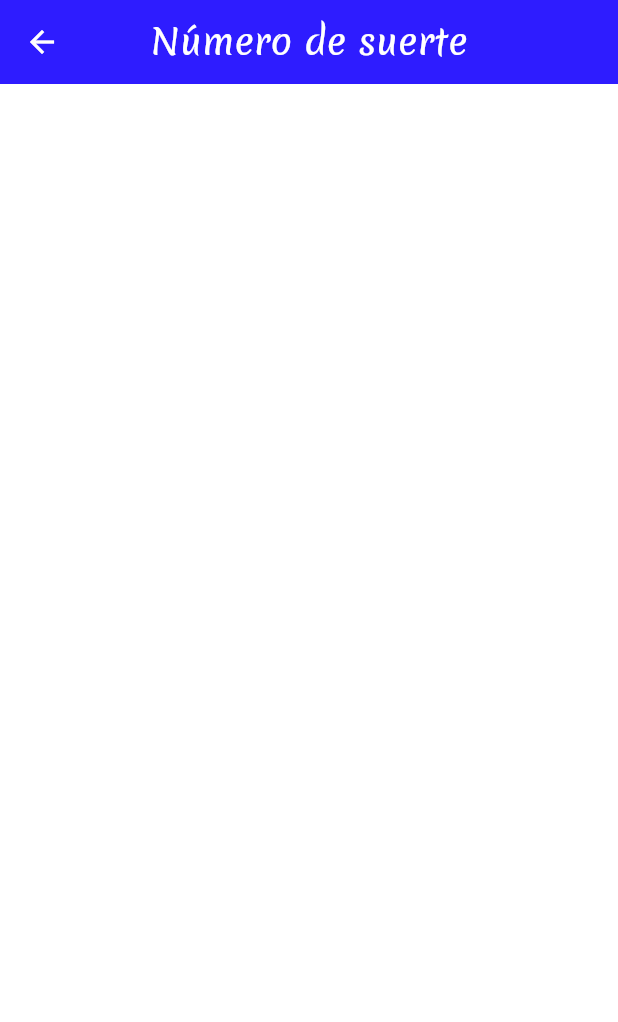
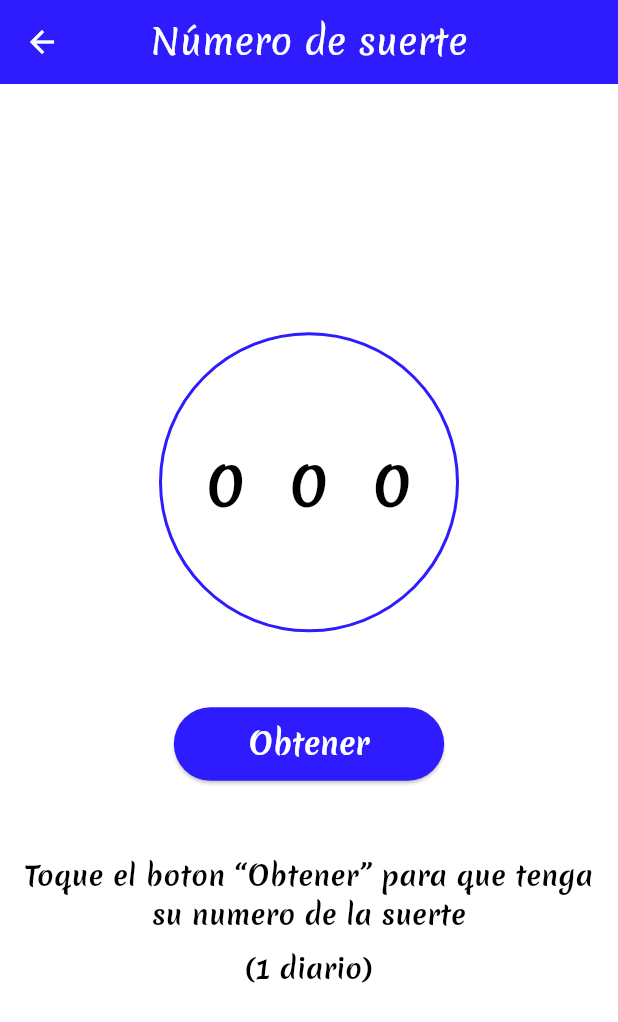
Before and after one commit to GuillermoPerez32/tu_bolitero, a Flutter app: the NumeroSuerteScreen screen opened by its route, on a phone screen of 412 x 824 dp. Shown: the top 1022 px of the screen. Run offline on Flutter 3.47's test engine with Material 3 defaults, Android fonts, the phone set to English and light mode, and no system bars; drawn by our look-alikes of flutter_animate; our stand-ins replace bloc, cached_network_image, dio, flutter_bloc, freezed_annotation, go_router and 1 more; accounts and stored records are empty.

Commit message:
luck screen

```diff
--- a/lib/main.dart
+++ b/lib/main.dart
@@ -3,6 +3,7 @@ import 'package:flutter_bloc/flutter_bloc.dart';
 import 'package:tu_bolitero/core/app.dart';
 import 'package:tu_bolitero/ui/logic/charada_clasica/charada_clasica_cubit.dart';
 import 'package:tu_bolitero/ui/logic/lottery/lottery_cubit.dart';
+import 'package:tu_bolitero/ui/logic/luck/luck_cubit.dart';
 
 void main() => runApp(MultiBlocProvider(
       providers: [
@@ -12,6 +13,9 @@ void main() => runApp(MultiBlocProvider(
         BlocProvider(
           create: (context) => CharadaClasicaCubit()..loadCharada(),
         ),
+        BlocProvider(
+          create: (context) => LuckCubit(),
+        ),
       ],
       child: const MyApp(),
     ));
--- /dev/null
+++ b/lib/ui/logic/luck/luck_cubit.dart
@@ -0,0 +1,44 @@
+import 'dart:math';
+
+import 'package:bloc/bloc.dart';
+import 'package:intl/intl.dart';
+import 'package:shared_preferences/shared_preferences.dart';
+import 'package:tu_bolitero/ui/logic/luck/luck_state.dart';
+
+class LuckCubit extends Cubit<LuckState> {
+  LuckCubit() : super(LuckState());
+
+  SharedPreferences? _prefs;
+
+  void buildLuck() async {
+    _prefs ??= await SharedPreferences.getInstance();
+    // buscar luck y date en shared preferences
+    final luck = _prefs!.getString('luck');
+    final date = _prefs!.getString('date');
+
+    // si no existe, generar un nuevo luck y date
+    if (luck == null || date == null) {
+      generateLuck();
+      return;
+    }
+
+    // si existe, verificar si el date es de hoy
+    final now = DateFormat('yyyy-MM-dd').format(DateTime.now());
+    if (date == now) {
+      // si es de hoy, retornar el luck
+      emit(LuckState(luck: luck));
+      return;
+    }
+    // si no es de hoy, generar un nuevo luck y date
+    generateLuck();
+  }
+
+  void generateLuck() {
+    final random = Random();
+    final newLuck = random.nextInt(1000);
+    final newDate = DateFormat('yyyy-MM-dd').format(DateTime.now());
+    _prefs!.setString('luck', newLuck.toString());
+    _prefs!.setString('date', newDate);
+    emit(LuckState(luck: newLuck.toString()));
+  }
+}
--- /dev/null
+++ b/lib/ui/logic/luck/luck_state.dart
@@ -0,0 +1,5 @@
+class LuckState {
+  final String? luck;
+
+  LuckState({this.luck});
+}
--- a/lib/ui/screens/numero_suerte_screen.dart
+++ b/lib/ui/screens/numero_suerte_screen.dart
@@ -1,13 +1,124 @@
 import 'package:flutter/material.dart';
+import 'package:flutter_animate/flutter_animate.dart';
+import 'package:flutter_bloc/flutter_bloc.dart';
+import 'package:tu_bolitero/ui/logic/luck/luck_cubit.dart';
+import 'package:tu_bolitero/ui/logic/luck/luck_state.dart';
 
 class NumeroSuerteScreen extends StatelessWidget {
   const NumeroSuerteScreen({super.key});
 
   @override
   Widget build(BuildContext context) {
+    final primaryColor = Theme.of(context).primaryColor;
+    final luckBloc = BlocProvider.of<LuckCubit>(context);
+
     return Scaffold(
-      appBar: AppBar(
-        title: const Text('Número de suerte'),
+        appBar: AppBar(
+          title: const Text('Número de suerte'),
+        ),
+        body: Center(
+          child: Padding(
+            padding: const EdgeInsets.all(8.0),
+            child: Column(
+              mainAxisAlignment: MainAxisAlignment.center,
+              children: <Widget>[
+                Container(
+                  decoration: BoxDecoration(
+                    shape: BoxShape.circle,
+                    border: Border.all(color: primaryColor, width: 2.0),
+                  ),
+                  height: 200,
+                  width: 200,
+                  child: BlocBuilder<LuckCubit, LuckState>(
+                    builder: (context, state) {
+                      final number1 = state.luck != null ? state.luck![0] : '0';
+                      final number2 = state.luck != null ? state.luck![1] : '0';
+                      final number3 = state.luck != null ? state.luck![2] : '0';
+                      return Row(
+                        mainAxisAlignment: MainAxisAlignment.spaceEvenly,
+                        children: [
+                          _LuckNumber(number: number1),
+                          _LuckNumber(number: number2),
+                          _LuckNumber(number: number3),
+                        ],
+                      );
+                    },
+                  ),
+                ),
+                const SizedBox(height: 50),
+                ElevatedButton(
+                  style: ElevatedButton.styleFrom(
+                    backgroundColor: primaryColor,
+                    foregroundColor: Colors.white,
+                    padding: const EdgeInsets.symmetric(
+                      horizontal: 50,
+                      vertical: 10,
+                    ),
+                    textStyle: const TextStyle(
+                      fontSize: 20,
+                      fontWeight: FontWeight.bold,
+                      fontFamily: 'Merienda',
+                    ),
+                  ),
+                  onPressed: () {
+                    luckBloc.buildLuck();
+                  },
+                  child: const Text('Obtener'),
+                ),
+                const SizedBox(height: 50),
+                const BottomText(
+                    text:
+                        'Toque el boton “Obtener” para que tenga su numero de la suerte'),
+                const SizedBox(height: 10),
+                const BottomText(text: '(1 diario)'),
+              ],
+            ),
+          ),
+        ));
+  }
+}
+
+class _LuckNumber extends StatelessWidget {
+  final String number;
+
+  const _LuckNumber({
+    super.key,
+    required this.number,
+  });
+
+  @override
+  Widget build(BuildContext context) {
+    return Text(
+      number,
+      style: const TextStyle(
+        fontSize: 40,
+        fontWeight: FontWeight.bold,
+        color: Colors.black,
+      ),
+    ).animate().scale(
+          begin: Offset.zero,
+          end: const Offset(1, 1),
+          duration: const Duration(milliseconds: 400),
+        );
+  }
+}
+
+class BottomText extends StatelessWidget {
+  const BottomText({
+    super.key,
+    required this.text,
+  });
+
+  final String text;
+
+  @override
+  Widget build(BuildContext context) {
+    return Text(
+      text,
+      textAlign: TextAlign.center,
+      style: const TextStyle(
+        fontSize: 18,
+        fontWeight: FontWeight.bold,
       ),
     );
   }
--- a/pubspec.yaml
+++ b/pubspec.yaml
@@ -42,6 +42,8 @@ dependencies:
   go_router: ^13.2.0
   cached_network_image: ^3.3.1
   intl: ^0.19.0
+  shared_preferences: ^2.2.2
+  flutter_animate: ^4.5.0
 
 dev_dependencies:
   flutter_test:
```
Also changed, not shown: pubspec.lock, 1 other file.
